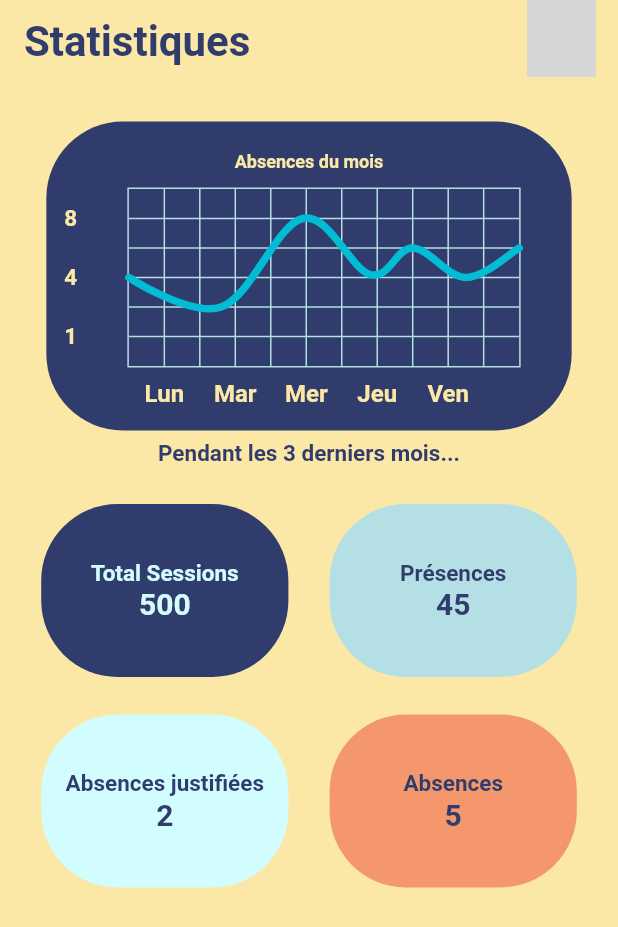
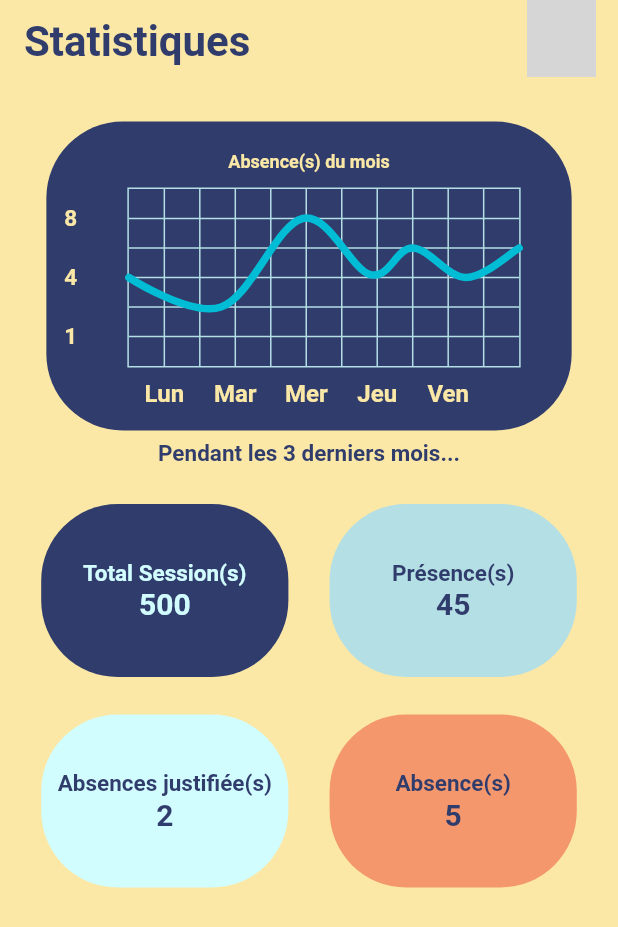
Before and after one commit to Necrelox/AR-U-Here, a Flutter app: the screen it shows after launch, after a tap on "Démarrer", on a phone screen of 412 x 824 dp. Shown: the top 927 px of the screen. Run offline on Flutter 3.47's test engine with Material 2 defaults, Android fonts, the phone set to English and light mode, and no system bars; drawn by our look-alikes of fl_chart; our stand-ins replace font_awesome_flutter, google_fonts, table_calendar; grey boxes are pictures that could not be loaded.

Commit message:
correction faute d'orthographe

```diff
--- a/App/lib/administrator/statistiquePage.dart
+++ b/App/lib/administrator/statistiquePage.dart
@@ -181,7 +181,7 @@ return(
                   const Align(
                     alignment: Alignment.topCenter,
                   child: Text(
-                    'Absences du mois',
+                    'Absence(s) du mois',
                     style: TextStyle(
                       color: Color(0xFFFBE8A6),
                       fontSize: 12,
@@ -258,7 +258,7 @@ return(
                           textAlign: TextAlign.center,
                           text: const TextSpan(children: <TextSpan>[
                             TextSpan(
-                                text: 'Total Sessions\n',
+                                text: 'Total Session(s)\n',
                                 style: TextStyle(
                                   color: Color(0xFFD2FDFF),
                                   fontWeight: FontWeight.bold,
@@ -293,7 +293,7 @@ return(
                         textAlign: TextAlign.center,
                         text: const TextSpan(children: <TextSpan>[
                           TextSpan(
-                              text: 'Présences\n',
+                              text: 'Présence(s)\n',
                               style: TextStyle(
                                 color: Color(0xFF303C6C),
                                 fontWeight: FontWeight.bold,
@@ -351,7 +351,7 @@ return(
                         textAlign: TextAlign.center,
                         text: const TextSpan(children: <TextSpan>[
                           TextSpan(
-                              text: 'Absences justifiées\n',
+                              text: 'Absences justifiée(s)\n',
                               style: TextStyle(
                                 color: Color(0xFF303C6C),
                                 fontWeight: FontWeight.bold,
@@ -384,7 +384,7 @@ return(
                         textAlign: TextAlign.center,
                         text: const TextSpan(children: <TextSpan>[
                           TextSpan(
-                              text: 'Absences\n',
+                              text: 'Absence(s)\n',
                               style: TextStyle(
                                 color: Color(0xFF303C6C),
                                 fontWeight: FontWeight.bold,
```
